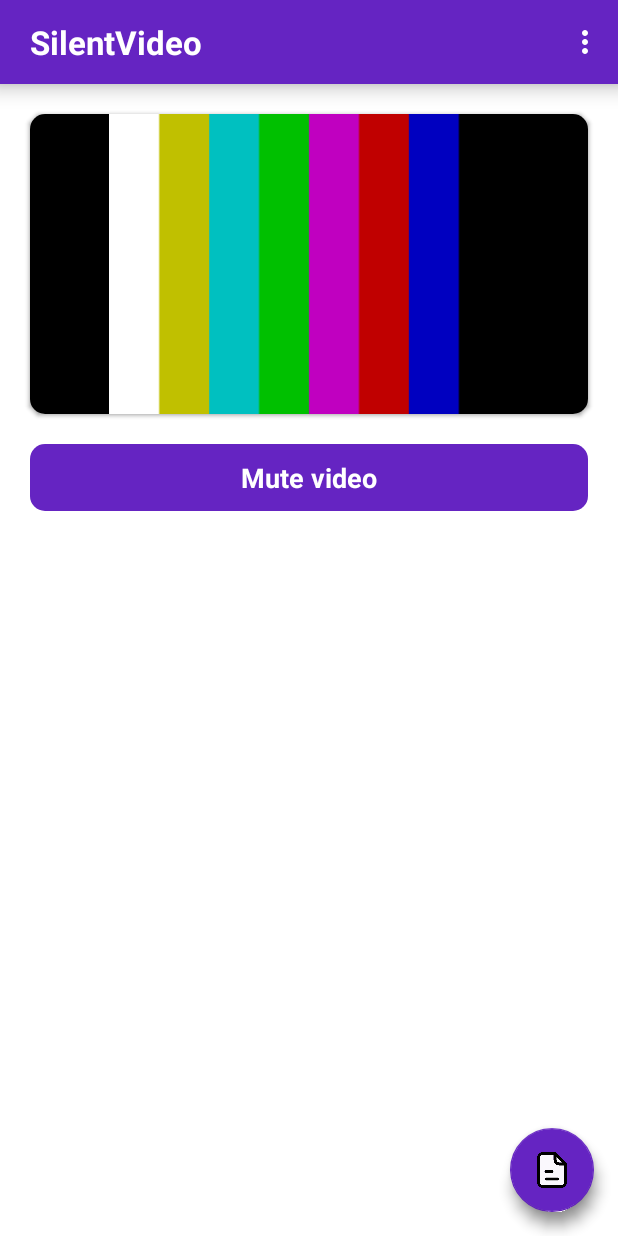
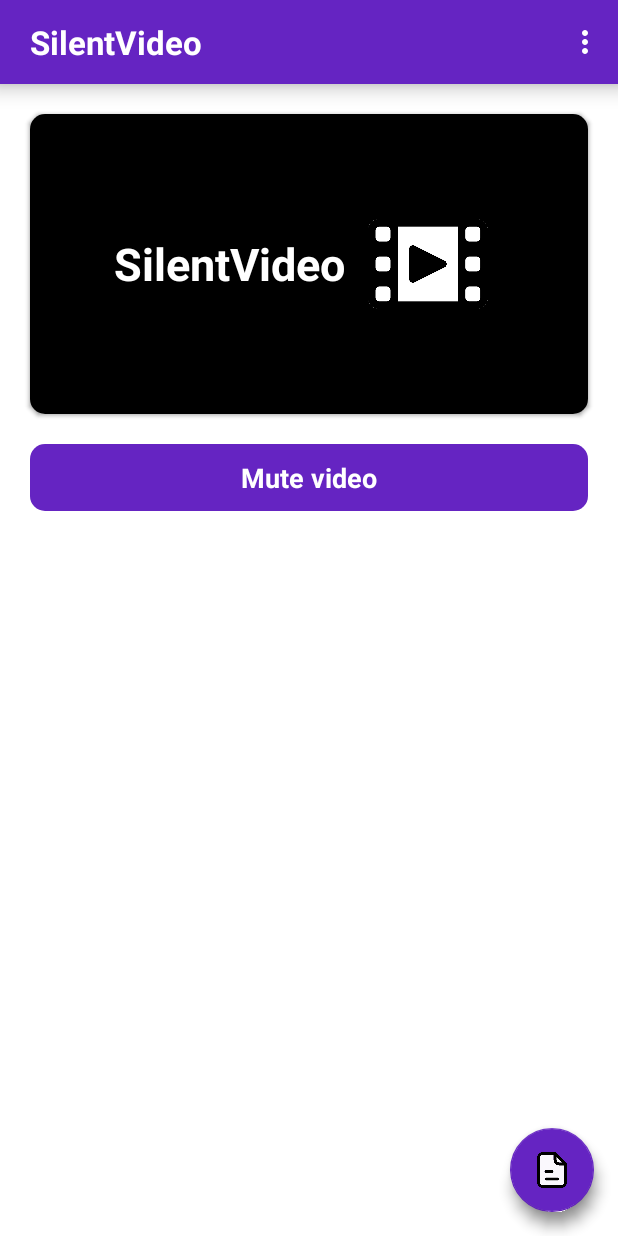
Before and after one commit to alexandr7035/SilentVideo, an Android app: the screen it shows after launch (MainActivity), on a phone screen of 412 x 824 dp. Run offline under Robolectric (Android 15) with nearby library versions, the phone set to English and light mode, and no system bars.

Commit message:
Update logo

```diff
--- a/app/src/main/java/com/alexandr7035/silentvideo/MainActivity.kt
+++ b/app/src/main/java/com/alexandr7035/silentvideo/MainActivity.kt
@@ -69,6 +69,8 @@ class MainActivity : AppCompatActivity(), Toolbar.OnMenuItemClickListener {
 
                 Log.d(LOG_TAG, uri.toString())
 
+                logoView.visibility = View.GONE
+
                 val mMMR = MediaMetadataRetriever()
 
                 // Exceptions means that selected file is not a video
@@ -89,7 +91,8 @@ class MainActivity : AppCompatActivity(), Toolbar.OnMenuItemClickListener {
                 progressBar.visibility = View.GONE
 
             } else {
-                videoPreview.setImageResource(R.drawable.default_bg)
+                videoPreview.setImageResource(android.R.color.transparent)
+                logoView.visibility = View.VISIBLE
                 chooseFileBtn.visibility = View.VISIBLE
                 resetFileBtn.visibility = View.GONE
                 progressBar.visibility = View.GONE
--- a/app/src/main/res/layout/activity_main.xml
+++ b/app/src/main/res/layout/activity_main.xml
@@ -44,12 +44,12 @@
         android:layout_marginTop="20dp"
         android:layout_marginEnd="20dp"
         android:background="@drawable/background_primary_button"
-        android:textColor="@color/color_button_text"
         android:clickable="true"
         android:onClick="muteVideoBtn"
         android:padding="10dp"
         android:text="@string/btn_mute_video"
         android:textAlignment="center"
+        android:textColor="@color/color_button_text"
         android:textSize="@dimen/primary_button_text_size"
         android:textStyle="bold"
         app:layout_constraintEnd_toEndOf="parent"
@@ -104,11 +104,11 @@
             android:layout_width="match_parent"
             android:layout_height="match_parent">
 
-        <ImageView
-            android:id="@+id/videoPreview"
-            android:layout_width="match_parent"
-            android:layout_height="match_parent"
-            android:background="#000000" />
+            <ImageView
+                android:id="@+id/videoPreview"
+                android:layout_width="match_parent"
+                android:layout_height="match_parent"
+                android:background="#000000" />
 
             <ProgressBar
                 android:id="@+id/progressBar"
@@ -119,8 +119,42 @@
                 android:indeterminateDrawable="@drawable/circular_progress_bar"
                 android:visibility="visible" />
 
+            <LinearLayout
+                android:id="@+id/logoView"
+                android:layout_width="wrap_content"
+                android:layout_height="100dp"
+                android:layout_centerInParent="true"
+                android:layout_marginTop="0dp"
+                android:layout_marginEnd="0dp"
+                android:orientation="horizontal">
+
+                <TextView
+                    android:id="@+id/textView2"
+                    android:layout_width="match_parent"
+                    android:layout_height="match_parent"
+                    android:layout_weight="1"
+                    android:gravity="center_horizontal|center_vertical"
+                    android:text="@string/app_name"
+                    android:textColor="@color/white"
+                    android:textSize="30dp"
+                    android:textStyle="bold" />
+
+                <ImageView
+                    android:id="@+id/imageView"
+                    android:layout_width="100dp"
+                    android:layout_height="match_parent"
+                    android:layout_marginLeft="5dp"
+                    android:layout_marginTop="20dp"
+                    android:layout_marginBottom="20dp"
+                    android:layout_weight="0"
+                    app:srcCompat="@drawable/logo" />
+            </LinearLayout>
+
+
         </RelativeLayout>
 
     </androidx.cardview.widget.CardView>
 
+
+
 </androidx.constraintlayout.widget.ConstraintLayout>
```
Also changed, not shown: app/src/main/res/drawable/logo.png (added).
